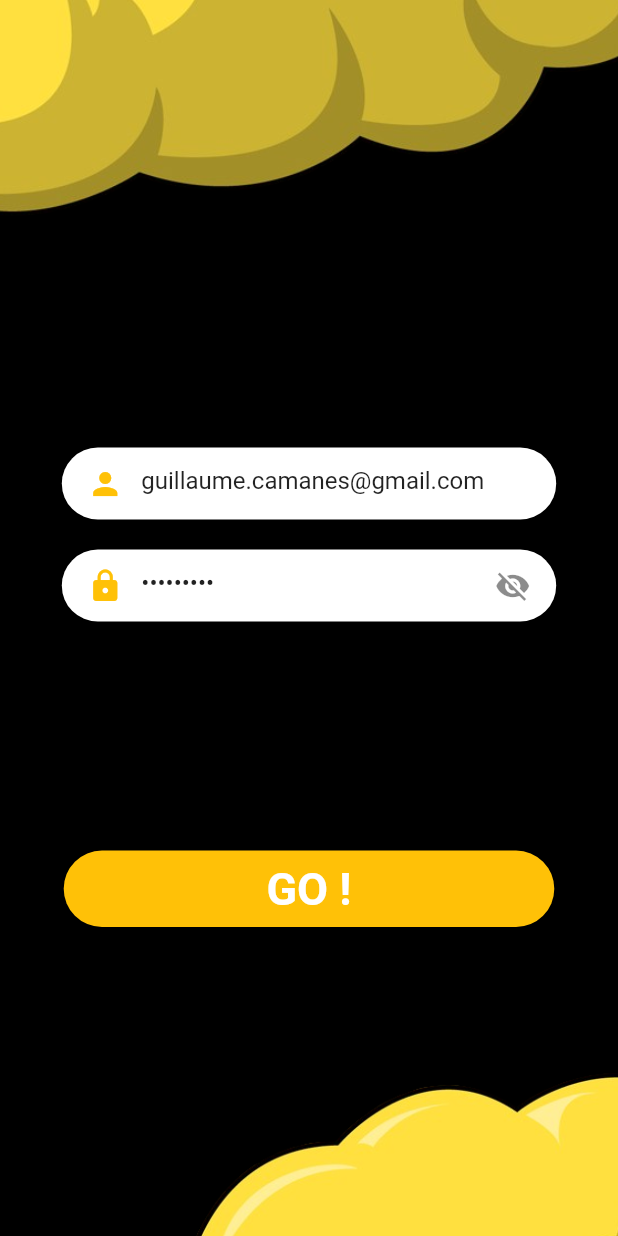
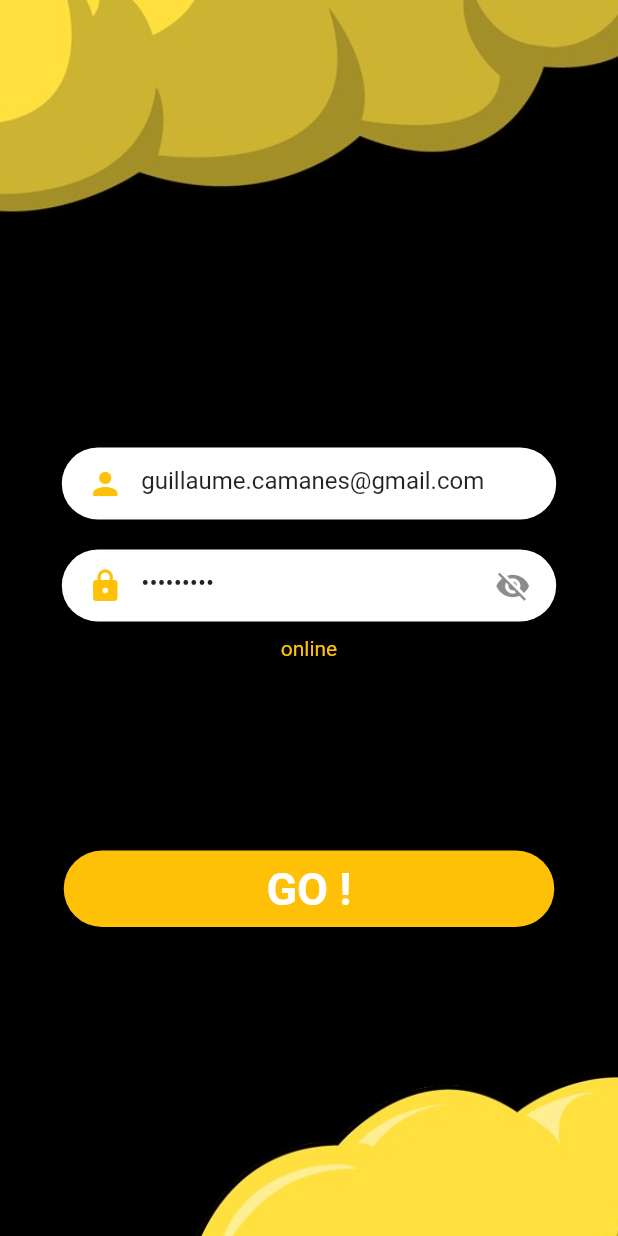
Before and after one commit to GCamanes/Flutter-FangApp, a Flutter app: the screen it shows after launch, on a phone screen of 412 x 824 dp. Run offline on Flutter 3.47's test engine with Material 2 defaults, Android fonts, the phone set to English and light mode, and no system bars; our stand-ins replace connectivity, firebase_auth, firebase_core; accounts and stored records are empty.

Commit message:
# added provider and connectivity packages + connectivity listener

```diff
--- a/lib/src/screens/loginPage.dart
+++ b/lib/src/screens/loginPage.dart
@@ -1,6 +1,8 @@
+import 'package:fangapp/src/utils/connectivity-service.dart';
 import 'package:firebase_auth/firebase_auth.dart';
 import 'package:flutter/material.dart';
 import 'package:flutter/services.dart';
+import 'package:provider/provider.dart';
 
 import 'package:fangapp/src/components/customTextField.dart';
 import 'package:fangapp/src/utils/snack-bar.dart';
@@ -120,6 +122,10 @@
                               isObscure: true,
                               focusNode: _passwordNode,
                             ),
+                            Text(
+                              context.watch<ConnectivityService>().connectivityStatus ? 'online' : 'offline',
+                              style: TextStyle(color: Colors.amber),
+                            ),
                           ],
                         )
                     ),
--- /dev/null
+++ b/lib/src/utils/connectivity-service.dart
@@ -0,0 +1,23 @@
+import 'dart:async';
+import 'package:connectivity/connectivity.dart';
+import 'package:flutter/cupertino.dart';
+
+enum ConnectivityStatus { Online, Offline }
+
+class ConnectivityService extends ChangeNotifier {
+  bool _connectivityStatus = false;
+  bool get connectivityStatus => _connectivityStatus;
+
+  final Connectivity _connectivity = Connectivity();
+  StreamSubscription<ConnectivityResult> _connectivitySubscription;
+
+  ConnectivityService() {
+    _connectivitySubscription =
+        _connectivity.onConnectivityChanged.listen(_updateConnectivityStatus);
+  }
+
+  void _updateConnectivityStatus(ConnectivityResult status) {
+    _connectivityStatus = status == ConnectivityResult.mobile || status == ConnectivityResult.wifi;
+    notifyListeners();
+  }
+}
--- a/pubspec.yaml
+++ b/pubspec.yaml
@@ -27,6 +27,9 @@
   firebase_core: ^0.5.2
   firebase_auth: ^0.18.3
   cloud_firestore: ^0.14.3
+
+  provider: ^4.3.2+2
+  connectivity: ^2.0.2
 
   # The following adds the Cupertino Icons font to your application.
   # Use with the CupertinoIcons class for iOS style icons.
```
Also changed, not shown: lib/main.dart (+12 -1 lines), pubspec.lock.
